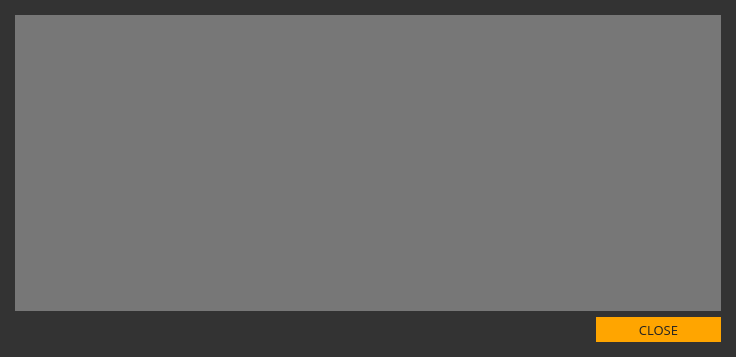
First picture: the form in src/gui/ui/transactiondetailsdialog.ui, repository ConcealNetwork/conceal-desktop, before the edit.
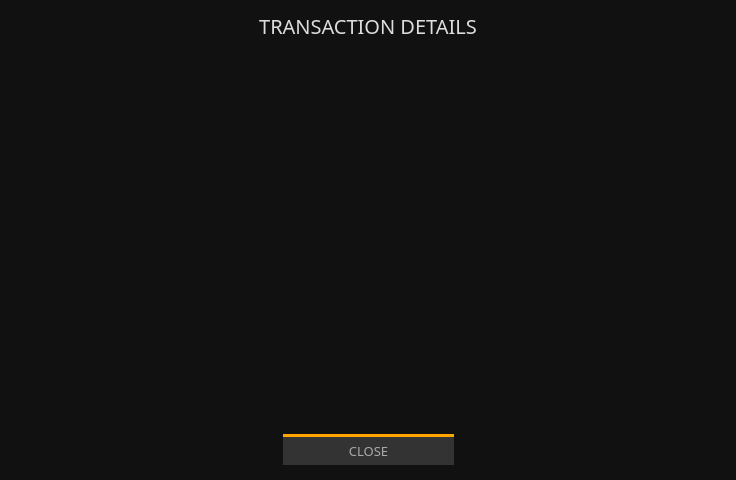
Second picture: the form after the edit.

The edit to the form file:
```diff
--- a/src/gui/ui/transactiondetailsdialog.ui
+++ b/src/gui/ui/transactiondetailsdialog.ui
@@ -7,23 +7,23 @@
     <x>0</x>
     <y>0</y>
     <width>736</width>
-    <height>357</height>
+    <height>480</height>
    </rect>
   </property>
   <property name="windowTitle">
    <string>Transaction details</string>
   </property>
   <property name="styleSheet">
-   <string notr="true">background-color: #333;
+   <string notr="true">background-color: #111;
 border: 0px;
-color: #e5e5e5;</string>
+color: #aaa;</string>
   </property>
   <layout class="QVBoxLayout" name="verticalLayout">
    <property name="leftMargin">
     <number>15</number>
    </property>
    <property name="topMargin">
-    <number>15</number>
+    <number>10</number>
    </property>
    <property name="rightMargin">
     <number>15</number>
@@ -31,16 +31,41 @@
    <property name="bottomMargin">
     <number>15</number>
    </property>
+   <item>
+    <widget class="QLabel" name="label">
+     <property name="minimumSize">
+      <size>
+       <width>0</width>
+       <height>31</height>
+      </size>
+     </property>
+     <property name="font">
+      <font>
+       <family>Poppins</family>
+       <pointsize>15</pointsize>
+      </font>
+     </property>
+     <property name="styleSheet">
+      <string notr="true">color: #ddd;</string>
+     </property>
+     <property name="text">
+      <string>TRANSACTION DETAILS</string>
+     </property>
+     <property name="alignment">
+      <set>Qt::AlignCenter</set>
+     </property>
+    </widget>
+   </item>
    <item>
     <widget class="QTextBrowser" name="m_detailsBrowser">
      <property name="font">
       <font>
-       <family>Open Sans</family>
+       <family>Poppins</family>
        <pointsize>9</pointsize>
       </font>
      </property>
      <property name="styleSheet">
-      <string notr="true">background-color: #777;</string>
+      <string notr="true">background-color: #111;</string>
      </property>
     </widget>
    </item>
@@ -63,24 +88,37 @@
       <widget class="QPushButton" name="m_closeButton">
        <property name="minimumSize">
         <size>
-         <width>125</width>
-         <height>25</height>
+         <width>171</width>
+         <height>31</height>
         </size>
        </property>
        <property name="font">
         <font>
-         <family>Open Sans</family>
+         <family>Poppins</family>
          <pointsize>10</pointsize>
         </font>
        </property>
        <property name="styleSheet">
-        <string notr="true">color: #222; border-radius: 0px; border: 0px solid; background-color: orange;</string>
+        <string notr="true">color: #aaa; background-color: #333; border-top: 3px solid orange;</string>
        </property>
        <property name="text">
         <string>CLOSE</string>
        </property>
       </widget>
      </item>
+     <item>
+      <spacer name="horizontalSpacer_2">
+       <property name="orientation">
+        <enum>Qt::Horizontal</enum>
+       </property>
+       <property name="sizeHint" stdset="0">
+        <size>
+         <width>40</width>
+         <height>20</height>
+        </size>
+       </property>
+      </spacer>
+     </item>
     </layout>
    </item>
   </layout>
```
